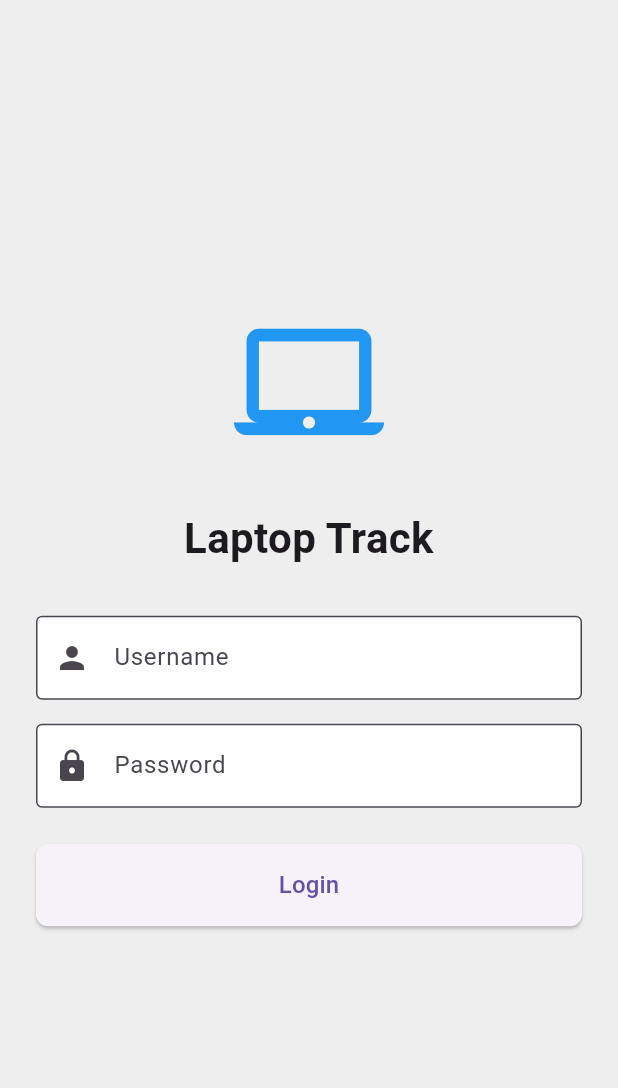
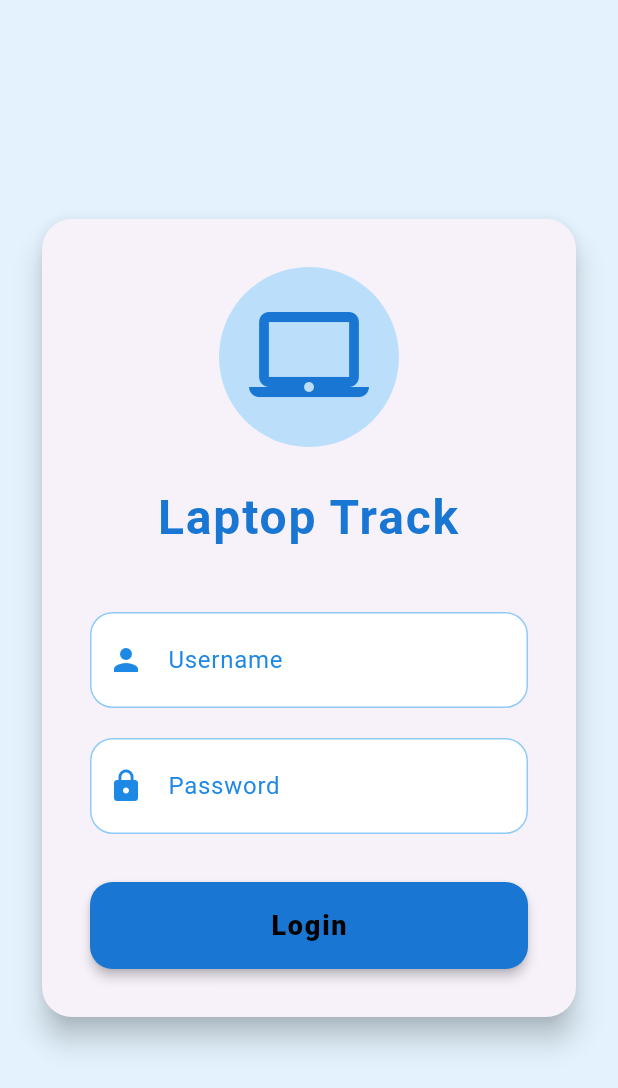
Before and after one commit to shaheedpalappetty/trackDeviceLogin, a Flutter app: the screen it shows after launch, on a phone screen of 412 x 824 dp. Shown: the top 1088 px of the screen. Run offline on Flutter 3.47's test engine with Material 3 defaults, Android fonts, the phone set to English and light mode, and no system bars.

Commit message:
ui: change in ui

```diff
--- a/mobile/lib/main.dart
+++ b/mobile/lib/main.dart
@@ -12,12 +12,26 @@ class MyApp extends StatelessWidget {
   @override
   Widget build(BuildContext context) {
     return MaterialApp(
+      debugShowCheckedModeBanner: false,
       theme: ThemeData(
         primarySwatch: Colors.blue,
-        inputDecorationTheme: const InputDecorationTheme(
-          border: OutlineInputBorder(),
+        scaffoldBackgroundColor: Colors.blue[50],
+        inputDecorationTheme: InputDecorationTheme(
+          border: OutlineInputBorder(
+            borderRadius: BorderRadius.circular(15),
+            borderSide: BorderSide(color: Colors.blue[200]!),
+          ),
+          enabledBorder: OutlineInputBorder(
+            borderRadius: BorderRadius.circular(15),
+            borderSide: BorderSide(color: Colors.blue[200]!),
+          ),
+          focusedBorder: OutlineInputBorder(
+            borderRadius: BorderRadius.circular(15),
+            borderSide: const BorderSide(color: Colors.blue, width: 2),
+          ),
           filled: true,
           fillColor: Colors.white,
+          contentPadding: const EdgeInsets.all(20),
         ),
       ),
       home: LoginScreen(),
@@ -85,61 +99,86 @@ class LoginScreen extends StatelessWidget {
   @override
   Widget build(BuildContext context) {
     return Scaffold(
-      backgroundColor: Colors.grey[200],
       body: SafeArea(
         child: Center(
           child: SingleChildScrollView(
             padding: const EdgeInsets.all(24.0),
+            child: Card(
+              elevation: 8,
+              shape: RoundedRectangleBorder(
+                borderRadius: BorderRadius.circular(20),
+              ),
+              child: Padding(
+                padding: const EdgeInsets.all(32.0),
                 child: Column(
                   mainAxisAlignment: MainAxisAlignment.center,
                   crossAxisAlignment: CrossAxisAlignment.stretch,
                   children: [
-                const Icon(
+                    Container(
+                      decoration: BoxDecoration(
+                        color: Colors.blue[100],
+                        shape: BoxShape.circle,
+                      ),
+                      padding: const EdgeInsets.all(20),
+                      child: Icon(
                         Icons.laptop_mac,
-                  size: 100,
-                  color: Colors.blue,
+                        size: 80,
+                        color: Colors.blue[700],
                       ),
-                const SizedBox(height: 32),
-                const Text(
+                    ),
+                    const SizedBox(height: 24),
+                    Text(
                       'Laptop Track',
                       textAlign: TextAlign.center,
                       style: TextStyle(
-                    fontSize: 28,
+                        fontSize: 32,
                         fontWeight: FontWeight.bold,
+                        color: Colors.blue[700],
+                        letterSpacing: 1.2,
+                      ),
+                    ),
+                    const SizedBox(height: 40),
+                    TextField(
+                      controller: username,
+                      decoration: InputDecoration(
+                        labelText: 'Username',
+                        labelStyle: TextStyle(color: Colors.blue[600]),
+                        prefixIcon: Icon(Icons.person, color: Colors.blue[600]),
+                      ),
+                    ),
+                    const SizedBox(height: 20),
+                    TextField(
+                      controller: password,
+                      obscureText: true,
+                      decoration: InputDecoration(
+                        labelText: 'Password',
+                        labelStyle: TextStyle(color: Colors.blue[600]),
+                        prefixIcon: Icon(Icons.lock, color: Colors.blue[600]),
                       ),
                     ),
                     const SizedBox(height: 32),
-                TextField(
-                  controller: username,
-                  decoration: const InputDecoration(
-                    labelText: 'Username',
-                    prefixIcon: Icon(Icons.person),
-                  ),
-                ),
-                const SizedBox(height: 16),
-                TextField(
-                  controller: password,
-                  obscureText: true,
-                  decoration: const InputDecoration(
-                    labelText: 'Password',
-                    prefixIcon: Icon(Icons.lock),
-                  ),
-                ),
-                const SizedBox(height: 24),
                     ElevatedButton(
                       onPressed: () => login(context),
                       style: ElevatedButton.styleFrom(
+                        backgroundColor: Colors.blue[700],
                         padding: const EdgeInsets.symmetric(vertical: 16),
                         shape: RoundedRectangleBorder(
-                      borderRadius: BorderRadius.circular(8),
+                          borderRadius: BorderRadius.circular(15),
                         ),
+                        elevation: 3,
                       ),
                       child: const Text(
                         'Login',
-                    style: TextStyle(fontSize: 16),
+                        style: TextStyle(
+                            fontSize: 18,
+                            fontWeight: FontWeight.w900,
+                            letterSpacing: 1.2,
+                            color: Colors.black),
                       ),
                     ),
                   ],
+                ),
+              ),
             ),
           ),
         ),
@@ -193,43 +232,89 @@ class HomePage extends StatelessWidget {
   Widget build(BuildContext context) {
     return Scaffold(
       appBar: AppBar(
-        title: const Text('Laptop Track'),
+        title: const Text(
+          'Laptop Track',
+          style: TextStyle(
+            fontWeight: FontWeight.bold,
+            letterSpacing: 1.2,
+          ),
+        ),
+        elevation: 0,
+        backgroundColor: Colors.blue[700],
         automaticallyImplyLeading: false,
       ),
       body: Center(
+        child: Card(
+          margin: const EdgeInsets.all(24.0),
+          elevation: 8,
+          shape: RoundedRectangleBorder(
+            borderRadius: BorderRadius.circular(20),
+          ),
           child: Padding(
-          padding: const EdgeInsets.all(24.0),
+            padding: const EdgeInsets.all(32.0),
             child: Column(
-            mainAxisAlignment: MainAxisAlignment.center,
+              mainAxisSize: MainAxisSize.min,
               children: [
-              Text(
-                'Welcome, $username!',
-                style: const TextStyle(
-                  fontSize: 24,
-                  fontWeight: FontWeight.bold,
+                Container(
+                  decoration: BoxDecoration(
+                    color: Colors.blue[100],
+                    shape: BoxShape.circle,
+                  ),
+                  padding: const EdgeInsets.all(24),
+                  child: Icon(
+                    Icons.person,
+                    size: 70,
+                    color: Colors.blue[700],
                   ),
                 ),
                 const SizedBox(height: 24),
-              ElevatedButton(
+                Text(
+                  'Welcome,',
+                  style: TextStyle(
+                    fontSize: 24,
+                    color: Colors.blue[700],
+                    letterSpacing: 1.2,
+                  ),
+                ),
+                const SizedBox(height: 8),
+                Text(
+                  username,
+                  style: TextStyle(
+                    fontSize: 32,
+                    fontWeight: FontWeight.bold,
+                    color: Colors.blue[900],
+                    letterSpacing: 1.2,
+                  ),
+                ),
+                const SizedBox(height: 40),
+                ElevatedButton.icon(
                   onPressed: () => logout(context),
+                  icon: const Icon(Icons.logout, size: 24),
+                  label: const Text(
+                    'Logout',
+                    style: TextStyle(
+                      fontSize: 18,
+                      fontWeight: FontWeight.bold,
+                      letterSpacing: 1.2,
+                    ),
+                  ),
                   style: ElevatedButton.styleFrom(
+                    backgroundColor: Colors.blue[700],
                     padding: const EdgeInsets.symmetric(
                       horizontal: 32,
                       vertical: 16,
                     ),
                     shape: RoundedRectangleBorder(
-                    borderRadius: BorderRadius.circular(8),
+                      borderRadius: BorderRadius.circular(15),
                     ),
-                ),
-                child: const Text(
-                  'Logout',
-                  style: TextStyle(fontSize: 16),
+                    elevation: 3,
                   ),
                 ),
               ],
             ),
           ),
         ),
+      ),
     );
   }
 }
```
Lines whose indentation alone changed are shown as unchanged.
